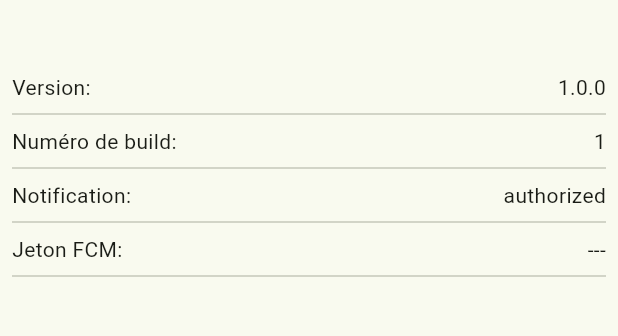
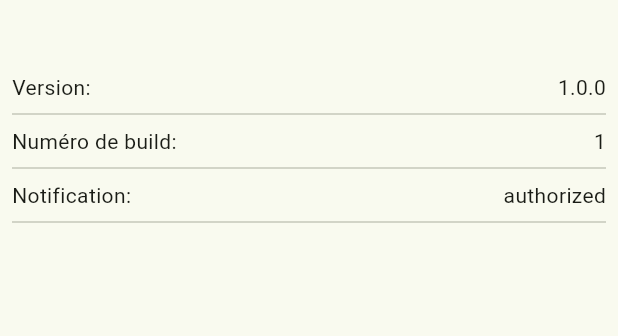
Before and after one commit to nbarikipoulos/appli-caslf, a Flutter app: the AboutPage screen opened by its route, on a phone screen of 412 x 824 dp, the part 168-504 px from its top. Run offline on Flutter 3.47's test engine with Material 3 defaults, Android fonts, the phone set to English and light mode, and no system bars; our stand-ins replace cloud_firestore, device_info_plus, firebase_auth, firebase_core, firebase_messaging, go_router and 2 more; missing offline and left inert: duration_picker, firebase_ui_auth, firebase_ui_localizations, firebase_ui_shared; accounts and stored records are empty; generated files the repository leaves out were written again; statements that could not run were skipped.

Commit message:
#2: Maj page à propos

```diff
--- a/lib/screens/settings/about_page.dart
+++ b/lib/screens/settings/about_page.dart
@@ -31,6 +31,8 @@ class _AboutPageState extends State<AboutPage> {
   late bool _showExtra; // aka display on user's action
   late int count;
   Timer? _timer;
+
+  final bool isWeb = ApplicationService().isWebApp;
 
   @override
   void initState() {
@@ -120,6 +122,7 @@ class _AboutPageState extends State<AboutPage> {
                       )
                     ].map((item) => f(item.left, item.right))
                       .expand((i) => i).toList(),
+                    if (isWeb) ...[
                       Row(
                         mainAxisAlignment: MainAxisAlignment.spaceBetween,
                         children: [
@@ -138,7 +141,8 @@ class _AboutPageState extends State<AboutPage> {
                           )
                         ]
                       ),
-                    const Divider(),
+                      const Divider()
+                    ],
                     if (isAdvancedMode || _showExtra) ...[
                       const SizedBox(height: 16.0),
                       HeadingItem(
```
Lines whose indentation alone changed are shown as unchanged.
